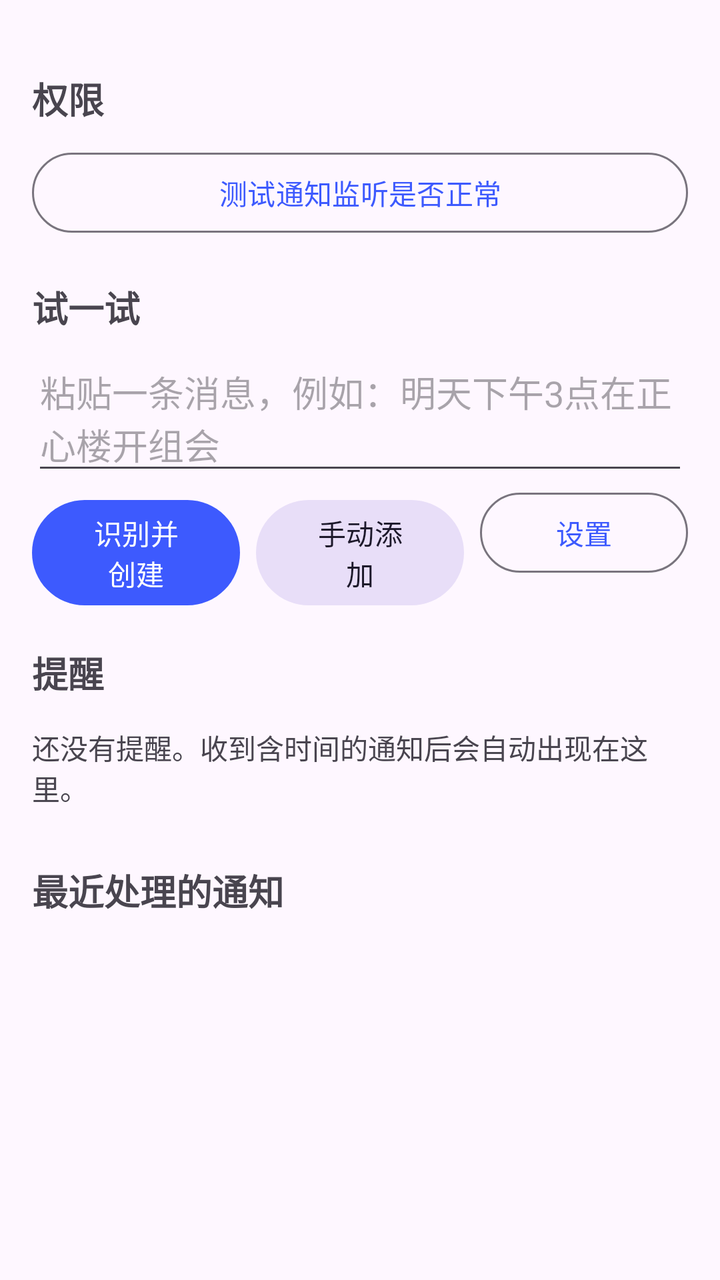
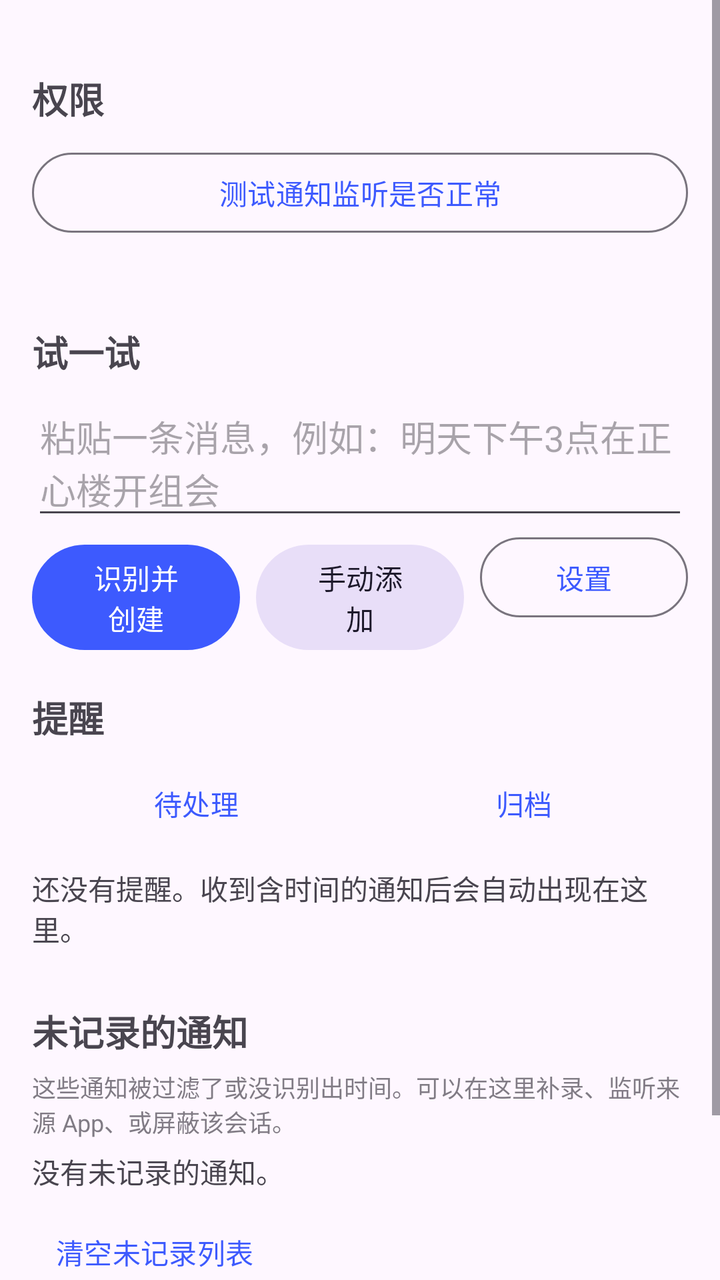

Compare the two renders of this Android layout. The source of the first and the diff that turns it into the second are given below.
<!-- AndroidManifest.xml: application theme Theme.NotiAlarm -->
<!-- res/layout/activity_main.xml -->
<?xml version="1.0" encoding="utf-8"?>
<ScrollView xmlns:android="http://schemas.android.com/apk/res/android"
    android:layout_width="match_parent"
    android:layout_height="match_parent">

    <LinearLayout
        android:layout_width="match_parent"
        android:layout_height="wrap_content"
        android:orientation="vertical"
        android:padding="16dp">

        <TextView
            style="@style/SectionTitle"
            android:text="权限" />

        <LinearLayout
            android:id="@+id/permContainer"
            android:layout_width="match_parent"
            android:layout_height="wrap_content"
            android:orientation="vertical" />

        <Button
            android:id="@+id/btnTestListener"
            style="@style/Widget.Material3.Button.OutlinedButton"
            android:layout_width="match_parent"
            android:layout_height="wrap_content"
            android:layout_marginTop="4dp"
            android:text="测试通知监听是否正常" />

        <TextView
            style="@style/SectionTitle"
            android:text="试一试" />

        <EditText
            android:id="@+id/inputText"
            android:layout_width="match_parent"
            android:layout_height="wrap_content"
            android:hint="粘贴一条消息，例如：明天下午3点在正心楼开组会"
            android:inputType="textMultiLine"
            android:minLines="2" />

        <LinearLayout
            android:layout_width="match_parent"
            android:layout_height="wrap_content"
            android:orientation="horizontal">

            <Button
                android:id="@+id/btnParse"
                android:layout_width="0dp"
                android:layout_height="wrap_content"
                android:layout_weight="1"
                android:text="识别并创建" />

            <Button
                android:id="@+id/btnAdd"
                style="@style/Widget.Material3.Button.TonalButton"
                android:layout_width="0dp"
                android:layout_height="wrap_content"
                android:layout_marginStart="8dp"
                android:layout_weight="1"
                android:text="手动添加" />

            <Button
                android:id="@+id/btnSettings"
                style="@style/Widget.Material3.Button.OutlinedButton"
                android:layout_width="0dp"
                android:layout_height="wrap_content"
                android:layout_marginStart="8dp"
                android:layout_weight="1"
                android:text="设置" />
        </LinearLayout>

        <TextView
            style="@style/SectionTitle"
            android:text="提醒" />

        <TextView
            android:id="@+id/emptyText"
            android:layout_width="match_parent"
            android:layout_height="wrap_content"
            android:paddingVertical="8dp"
            android:text="还没有提醒。收到含时间的通知后会自动出现在这里。" />

        <LinearLayout
            android:id="@+id/reminderContainer"
            android:layout_width="match_parent"
            android:layout_height="wrap_content"
            android:orientation="vertical" />

        <TextView
            style="@style/SectionTitle"
            android:text="最近处理的通知" />

        <TextView
            android:id="@+id/logText"
            android:layout_width="match_parent"
            android:layout_height="wrap_content"
            android:lineSpacingExtra="4dp"
            android:textIsSelectable="true"
            android:textSize="12sp" />
    </LinearLayout>
</ScrollView>
<!-- resources referenced by this layout -->
<resources>
  <style name="SectionTitle">
          <item name="android:layout_width">match_parent</item>
          <item name="android:layout_height">wrap_content</item>
          <item name="android:layout_marginTop">20dp</item>
          <item name="android:layout_marginBottom">6dp</item>
          <item name="android:textSize">18sp</item>
          <item name="android:textStyle">bold</item>
      </style>
  <style name="Theme.NotiAlarm" parent="Theme.Material3.DayNight">
          <item name="colorPrimary">#FF3D5AFE</item>
      </style>
</resources>

<!-- the commit's change to res/layout/activity_main.xml (unified diff, before → after) -->
@@ -26,6 +26,15 @@
             android:layout_height="wrap_content"
             android:layout_marginTop="4dp"
             android:text="测试通知监听是否正常" />
+
+        <TextView
+            android:id="@+id/tvDiag"
+            android:layout_width="match_parent"
+            android:layout_height="wrap_content"
+            android:layout_marginTop="6dp"
+            android:lineSpacingExtra="2dp"
+            android:textIsSelectable="true"
+            android:textSize="12sp" />
 
         <TextView
             style="@style/SectionTitle"
@@ -74,6 +83,28 @@
             style="@style/SectionTitle"
             android:text="提醒" />
 
+        <LinearLayout
+            android:layout_width="match_parent"
+            android:layout_height="wrap_content"
+            android:orientation="horizontal">
+
+            <Button
+                android:id="@+id/btnActive"
+                style="@style/Widget.Material3.Button.TextButton"
+                android:layout_width="0dp"
+                android:layout_height="wrap_content"
+                android:layout_weight="1"
+                android:text="待处理" />
+
+            <Button
+                android:id="@+id/btnArchived"
+                style="@style/Widget.Material3.Button.TextButton"
+                android:layout_width="0dp"
+                android:layout_height="wrap_content"
+                android:layout_weight="1"
+                android:text="归档" />
+        </LinearLayout>
+
         <TextView
             android:id="@+id/emptyText"
             android:layout_width="match_parent"
@@ -89,6 +120,37 @@
 
         <TextView
             style="@style/SectionTitle"
+            android:text="未记录的通知" />
+
+        <TextView
+            android:layout_width="match_parent"
+            android:layout_height="wrap_content"
+            android:alpha="0.7"
+            android:text="这些通知被过滤了或没识别出时间。可以在这里补录、监听来源 App、或屏蔽该会话。"
+            android:textSize="12sp" />
+
+        <TextView
+            android:id="@+id/emptyDropped"
+            android:layout_width="match_parent"
+            android:layout_height="wrap_content"
+            android:paddingVertical="6dp"
+            android:text="没有未记录的通知。" />
+
+        <LinearLayout
+            android:id="@+id/droppedContainer"
+            android:layout_width="match_parent"
+            android:layout_height="wrap_content"
+            android:orientation="vertical" />
+
+        <Button
+            android:id="@+id/btnClearDropped"
+            style="@style/Widget.Material3.Button.TextButton"
+            android:layout_width="wrap_content"
+            android:layout_height="wrap_content"
+            android:text="清空未记录列表" />
+
+        <TextView
+            style="@style/SectionTitle"
             android:text="最近处理的通知" />
 
         <TextView
